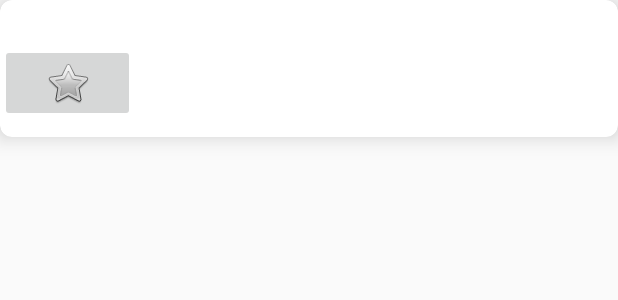
After one commit to TermProject3-2/MenuSelector, an Android app: the layout item_contact.xml on its own in the app's theme, with its tools: preview values and no code run, on a phone screen of 412 x 824 dp. The commit adds this screen. Shown: the top 300 px of the screen. Run offline under Robolectric (Android 15) with nearby library versions, the phone set to English and light mode, and no system bars.

Commit message:
recycler view 폴더 생성/ 로그인 완성

```diff
--- a/MenuSelector/app/build.gradle
+++ b/MenuSelector/app/build.gradle
@@ -2,7 +2,7 @@ apply plugin: 'com.android.application'
 
 android {
     compileSdkVersion 25
-    buildToolsVersion "25.0.3"
+    buildToolsVersion '26.0.2'
     defaultConfig {
         applicationId "com.example.amdin.menuselector"
         minSdkVersion 25
@@ -20,7 +20,7 @@ android {
 }
 
 dependencies {
-    compile fileTree(dir: 'libs', include: ['*.jar'])
+    compile fileTree(include: ['*.jar'], dir: 'libs')
     androidTestCompile('com.android.support.test.espresso:espresso-core:2.2.2', {
         exclude group: 'com.android.support', module: 'support-annotations'
     })
@@ -28,6 +28,8 @@ dependencies {
     compile 'com.android.support.constraint:constraint-layout:1.0.2'
     compile 'com.google.firebase:firebase-auth:10.0.1'
     testCompile 'junit:junit:4.12'
+    compile 'com.android.support:recyclerview-v7:25.3.1'
+    compile 'com.android.support:cardview-v7:25.3.1'
 }
 
 
--- /dev/null
+++ b/MenuSelector/app/src/main/res/layout/item_contact.xml
@@ -0,0 +1,33 @@
+<?xml version="1.0" encoding="utf-8"?>
+<android.support.v7.widget.CardView
+    xmlns:card_view="http://schemas.android.com/apk/res-auto"
+    xmlns:android="http://schemas.android.com/apk/res/android"
+    android:layout_width="match_parent"
+    android:layout_height="wrap_content"
+    card_view:cardCornerRadius="8dp"
+    card_view:cardElevation="8dp">
+
+    <LinearLayout
+        xmlns:android="http://schemas.android.com/apk/res/android"
+        android:orientation="vertical"
+        android:layout_width="match_parent"
+        android:layout_height="wrap_content"
+        android:paddingTop="10dp"
+        android:paddingBottom="10dp"
+        >
+
+        <TextView
+            android:id="@+id/contact_name"
+            android:layout_width="wrap_content"
+            android:layout_height="wrap_content"
+            android:layout_weight="1"
+            />
+
+        <ImageButton
+            android:id="@+id/image_button"
+            android:layout_width="90dp"
+            android:layout_height="wrap_content"
+            android:layout_weight="1"
+            card_view:srcCompat="@android:drawable/btn_star" />
+    </LinearLayout>
+</android.support.v7.widget.CardView>
```
Also changed, not shown: MenuSelector/app/src/main/java/com/example/amdin/menuselector/LoginActivity.java (+18 -4 lines), MenuSelector/app/src/main/java/com/example/amdin/menuselector/myRecycler/Contact.java (added, +37 -0 lines), MenuSelector/app/src/main/java/com/example/amdin/menuselector/myRecycler/ContactsAdapter.java (added, +119 -0 lines), MenuSelector/app/src/main/java/com/example/amdin/menuselector/myRecycler/MarginItemDecoration.java (added, +27 -0 lines), MenuSelector/app/src/main/res/layout/activity_display.xml (+8 -9 lines).
